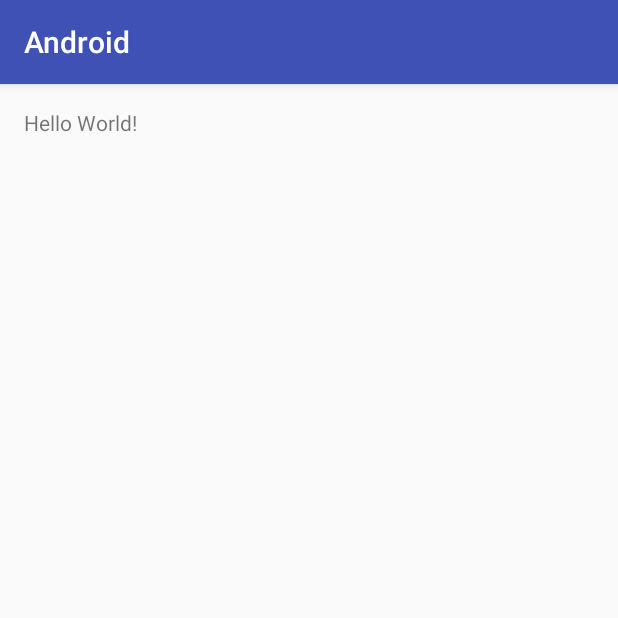
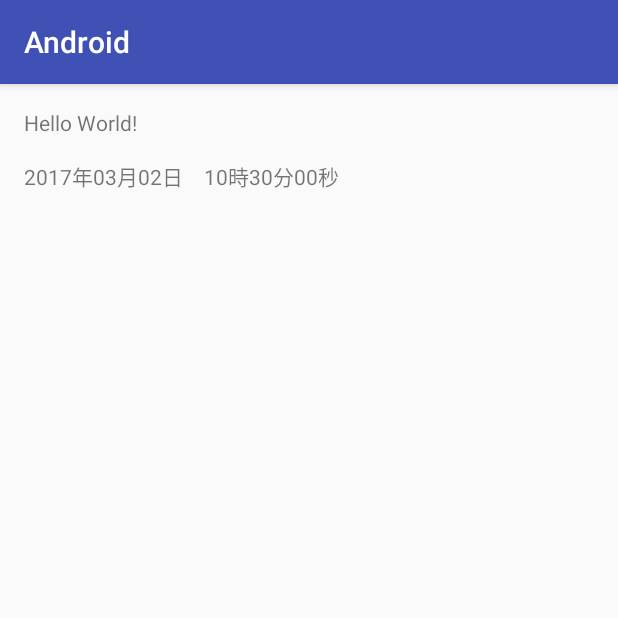
Before and after one commit to tsekiya123/dev, an Android app: the screen it shows after launch (MainActivity), on a phone screen of 412 x 824 dp, the top half of it. Run offline under Robolectric (Android 15) with nearby library versions, the phone set to English and light mode, and no system bars; libraries missing offline, so code that uses them is left out: com.google.firebase.iid; 1 statement that could not run was skipped.

Commit message:
通知画面

```diff
--- a/Android/app/src/main/java/com/myapp/android/MainActivity.java
+++ b/Android/app/src/main/java/com/myapp/android/MainActivity.java
@@ -3,8 +3,12 @@ package com.myapp.android;
 import android.support.v7.app.AppCompatActivity;
 import android.os.Bundle;
 import android.util.Log;
+import android.widget.TextView;
 
 import com.google.firebase.iid.FirebaseInstanceId;
+
+import java.text.SimpleDateFormat;
+import java.util.Date;
 
 public class MainActivity extends AppCompatActivity {
 
@@ -17,5 +21,12 @@ public class MainActivity extends AppCompatActivity {
 
         String test = FirebaseInstanceId.getInstance().getToken();
         Log.d(TAG, "test is: " + test);
+
+        TextView dateText = (TextView)findViewById(R.id.textView2);
+        // 現在の時刻を取得
+        Date date = new Date();
+        // 表示形式を設定
+        SimpleDateFormat sdf = new SimpleDateFormat("yyyy'年'MM'月'dd'日'　kk'時'mm'分'ss'秒'");
+        dateText.setText(sdf.format(date));
     }
 }
--- a/Android/app/src/main/res/layout/activity_main.xml
+++ b/Android/app/src/main/res/layout/activity_main.xml
@@ -13,5 +13,16 @@
     <TextView
         android:layout_width="wrap_content"
         android:layout_height="wrap_content"
-        android:text="Hello World!" />
+        android:text="Hello World!"
+        android:id="@+id/textView" />
+
+    <TextView
+        android:text="TextView"
+        android:layout_width="wrap_content"
+        android:layout_height="wrap_content"
+        android:layout_below="@+id/textView"
+        android:layout_alignParentLeft="true"
+        android:layout_alignParentStart="true"
+        android:layout_marginTop="15dp"
+        android:id="@+id/textView2" />
 </RelativeLayout>
```
Also changed, not shown: Android/app/src/main/java/com/myapp/android/fcm/FcmService.java (+79 -0 lines).
